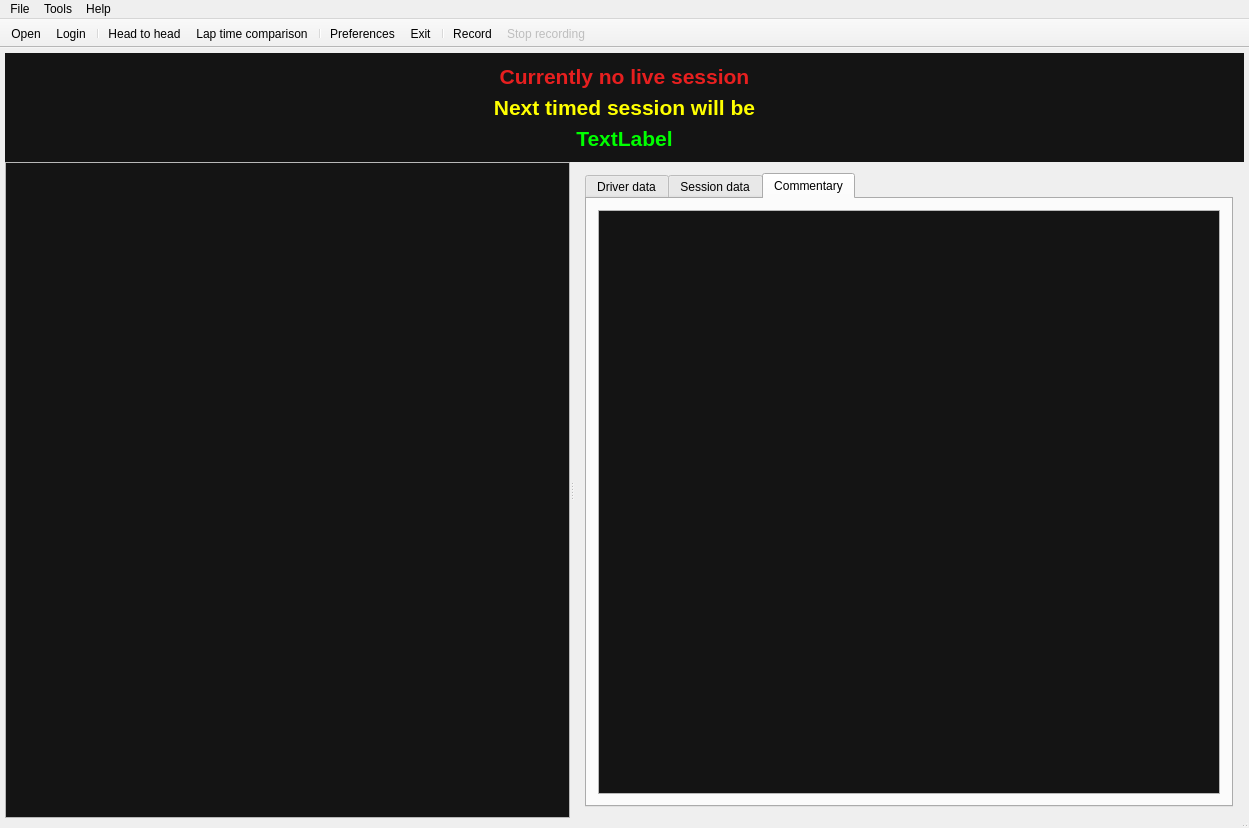
gronberg/f1lt, file ui/ltwindow.ui: the form before one commit.
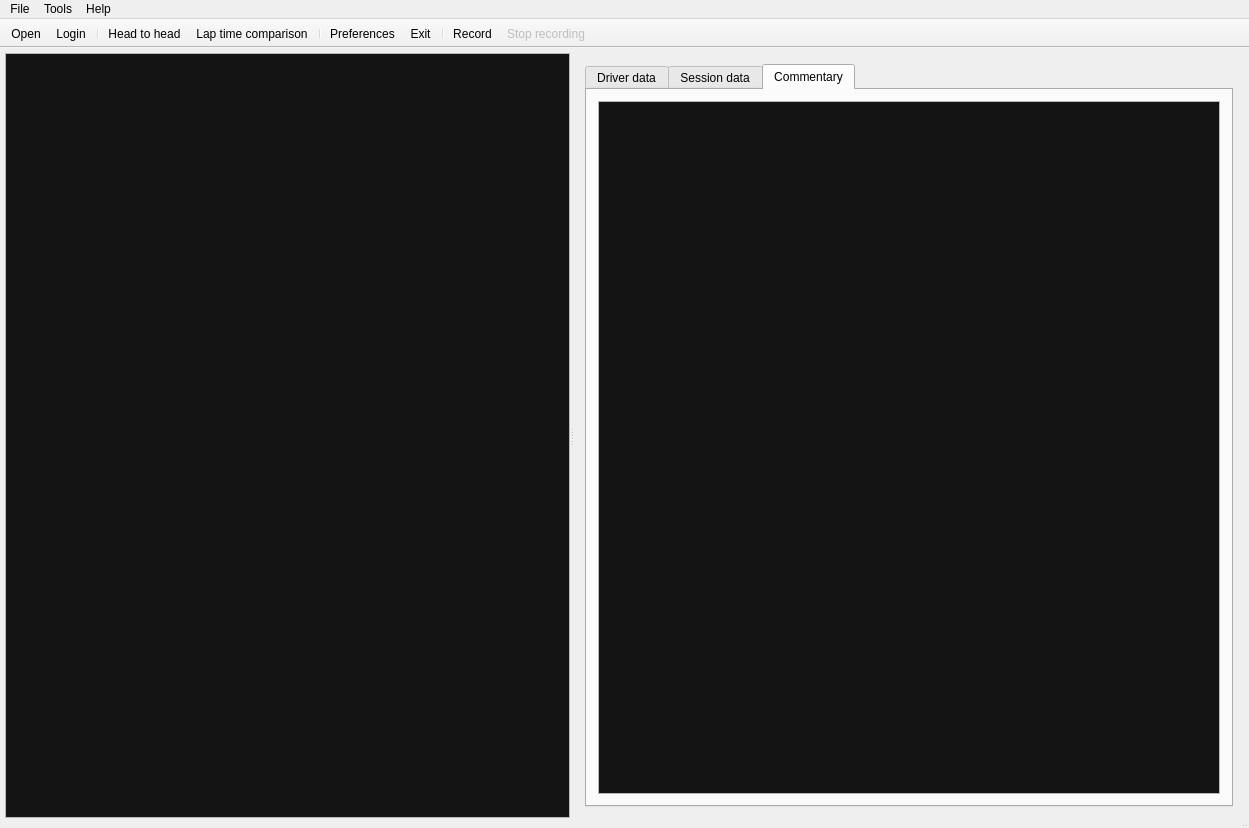
The form after the commit. Icons and pictures are not drawn. Custom widgets are drawn as their Qt base class.

Commit message: implemented: session board widget, auto-stop recording, getting time diffs after clicking on a driver, autoscaling event map, fixed lttablewidget issue with resizing (dissapearing data)

Diff of the .ui file:
```diff
--- a/ui/ltwindow.ui
+++ b/ui/ltwindow.ui
@@ -29,616 +29,13 @@
      <number>5</number>
     </property>
     <item>
-     <widget class="QWidget" name="messageBoardWidget" native="true">
-      <property name="palette">
-       <palette>
-        <active>
-         <colorrole role="WindowText">
-          <brush brushstyle="SolidPattern">
-           <color alpha="255">
-            <red>255</red>
-            <green>255</green>
-            <blue>255</blue>
-           </color>
-          </brush>
-         </colorrole>
-         <colorrole role="Button">
-          <brush brushstyle="SolidPattern">
-           <color alpha="255">
-            <red>20</red>
-            <green>20</green>
-            <blue>20</blue>
-           </color>
-          </brush>
-         </colorrole>
-         <colorrole role="Light">
-          <brush brushstyle="SolidPattern">
-           <color alpha="255">
-            <red>30</red>
-            <green>30</green>
-            <blue>30</blue>
-           </color>
-          </brush>
-         </colorrole>
-         <colorrole role="Midlight">
-          <brush brushstyle="SolidPattern">
-           <color alpha="255">
-            <red>25</red>
-            <green>25</green>
-            <blue>25</blue>
-           </color>
-          </brush>
-         </colorrole>
-         <colorrole role="Dark">
-          <brush brushstyle="SolidPattern">
-           <color alpha="255">
-            <red>10</red>
-            <green>10</green>
-            <blue>10</blue>
-           </color>
-          </brush>
-         </colorrole>
-         <colorrole role="Mid">
-          <brush brushstyle="SolidPattern">
-           <color alpha="255">
-            <red>13</red>
-            <green>13</green>
-            <blue>13</blue>
-           </color>
-          </brush>
-         </colorrole>
-         <colorrole role="Text">
-          <brush brushstyle="SolidPattern">
-           <color alpha="255">
-            <red>255</red>
-            <green>255</green>
-            <blue>255</blue>
-           </color>
-          </brush>
-         </colorrole>
-         <colorrole role="BrightText">
-          <brush brushstyle="SolidPattern">
-           <color alpha="255">
-            <red>255</red>
-            <green>255</green>
-            <blue>255</blue>
-           </color>
-          </brush>
-         </colorrole>
-         <colorrole role="ButtonText">
-          <brush brushstyle="SolidPattern">
-           <color alpha="255">
-            <red>255</red>
-            <green>255</green>
-            <blue>255</blue>
-           </color>
-          </brush>
-         </colorrole>
-         <colorrole role="Base">
-          <brush brushstyle="SolidPattern">
-           <color alpha="255">
-            <red>0</red>
-            <green>0</green>
-            <blue>0</blue>
-           </color>
-          </brush>
-         </colorrole>
-         <colorrole role="Window">
-          <brush brushstyle="SolidPattern">
-           <color alpha="255">
-            <red>20</red>
-            <green>20</green>
-            <blue>20</blue>
-           </color>
-          </brush>
-         </colorrole>
-         <colorrole role="Shadow">
-          <brush brushstyle="SolidPattern">
-           <color alpha="255">
-            <red>0</red>
-            <green>0</green>
-            <blue>0</blue>
-           </color>
-          </brush>
-         </colorrole>
-         <colorrole role="AlternateBase">
-          <brush brushstyle="SolidPattern">
-           <color alpha="255">
-            <red>10</red>
-            <green>10</green>
-            <blue>10</blue>
-           </color>
-          </brush>
-         </colorrole>
-         <colorrole role="ToolTipBase">
-          <brush brushstyle="SolidPattern">
-           <color alpha="255">
-            <red>255</red>
-            <green>255</green>
-            <blue>220</blue>
-           </color>
-          </brush>
-         </colorrole>
-         <colorrole role="ToolTipText">
-          <brush brushstyle="SolidPattern">
-           <color alpha="255">
-            <red>0</red>
-            <green>0</green>
-            <blue>0</blue>
-           </color>
-          </brush>
-         </colorrole>
-        </active>
-        <inactive>
-         <colorrole role="WindowText">
-          <brush brushstyle="SolidPattern">
-           <color alpha="255">
-            <red>255</red>
-            <green>255</green>
-            <blue>255</blue>
-           </color>
-          </brush>
-         </colorrole>
-         <colorrole role="Button">
-          <brush brushstyle="SolidPattern">
-           <color alpha="255">
-            <red>20</red>
-            <green>20</green>
-            <blue>20</blue>
-           </color>
-          </brush>
-         </colorrole>
-         <colorrole role="Light">
-          <brush brushstyle="SolidPattern">
-           <color alpha="255">
-            <red>30</red>
-            <green>30</green>
-            <blue>30</blue>
-           </color>
-          </brush>
-         </colorrole>
-         <colorrole role="Midlight">
-          <brush brushstyle="SolidPattern">
-           <color alpha="255">
-            <red>25</red>
-            <green>25</green>
-            <blue>25</blue>
-           </color>
-          </brush>
-         </colorrole>
-         <colorrole role="Dark">
-          <brush brushstyle="SolidPattern">
-           <color alpha="255">
-            <red>10</red>
-            <green>10</green>
-            <blue>10</blue>
-           </color>
-          </brush>
-         </colorrole>
-         <colorrole role="Mid">
-          <brush brushstyle="SolidPattern">
-           <color alpha="255">
-            <red>13</red>
-            <green>13</green>
-            <blue>13</blue>
-           </color>
-          </brush>
-         </colorrole>
-         <colorrole role="Text">
-          <brush brushstyle="SolidPattern">
-           <color alpha="255">
-            <red>255</red>
-            <green>255</green>
-            <blue>255</blue>
-           </color>
-          </brush>
-         </colorrole>
-         <colorrole role="BrightText">
-          <brush brushstyle="SolidPattern">
-           <color alpha="255">
-            <red>255</red>
-            <green>255</green>
-            <blue>255</blue>
-           </color>
-          </brush>
-         </colorrole>
-         <colorrole role="ButtonText">
-          <brush brushstyle="SolidPattern">
-           <color alpha="255">
-            <red>255</red>
-            <green>255</green>
-            <blue>255</blue>
-           </color>
-          </brush>
-         </colorrole>
-         <colorrole role="Base">
-          <brush brushstyle="SolidPattern">
-           <color alpha="255">
-            <red>0</red>
-            <green>0</green>
-            <blue>0</blue>
-           </color>
-          </brush>
-         </colorrole>
-         <colorrole role="Window">
-          <brush brushstyle="SolidPattern">
-           <color alpha="255">
-            <red>20</red>
-            <green>20</green>
-            <blue>20</blue>
-           </color>
-          </brush>
-         </colorrole>
-         <colorrole role="Shadow">
-          <brush brushstyle="SolidPattern">
-           <color alpha="255">
-            <red>0</red>
-            <green>0</green>
-            <blue>0</blue>
-           </color>
-          </brush>
-         </colorrole>
-         <colorrole role="AlternateBase">
-          <brush brushstyle="SolidPattern">
-           <color alpha="255">
-            <red>10</red>
-            <green>10</green>
-            <blue>10</blue>
-           </color>
-          </brush>
-         </colorrole>
-         <colorrole role="ToolTipBase">
-          <brush brushstyle="SolidPattern">
-           <color alpha="255">
-            <red>255</red>
-            <green>255</green>
-            <blue>220</blue>
-           </color>
-          </brush>
-         </colorrole>
-         <colorrole role="ToolTipText">
-          <brush brushstyle="SolidPattern">
-           <color alpha="255">
-            <red>0</red>
-            <green>0</green>
-            <blue>0</blue>
-           </color>
-          </brush>
-         </colorrole>
-        </inactive>
-        <disabled>
-         <colorrole role="WindowText">
-          <brush brushstyle="SolidPattern">
-           <color alpha="255">
-            <red>10</red>
-            <green>10</green>
-            <blue>10</blue>
-           </color>
-          </brush>
-         </colorrole>
-         <colorrole role="Button">
-          <brush brushstyle="SolidPattern">
-           <color alpha="255">
-            <red>20</red>
-            <green>20</green>
-            <blue>20</blue>
-           </color>
-          </brush>
-         </colorrole>
-         <colorrole role="Light">
-          <brush brushstyle="SolidPattern">
-           <color alpha="255">
-            <red>30</red>
-            <green>30</green>
-            <blue>30</blue>
-           </color>
-          </brush>
-         </colorrole>
-         <colorrole role="Midlight">
-          <brush brushstyle="SolidPattern">
-           <color alpha="255">
-            <red>25</red>
-            <green>25</green>
-            <blue>25</blue>
-           </color>
-          </brush>
-         </colorrole>
-         <colorrole role="Dark">
-          <brush brushstyle="SolidPattern">
-           <color alpha="255">
-            <red>10</red>
-            <green>10</green>
-            <blue>10</blue>
-           </color>
-          </brush>
-         </colorrole>
-         <colorrole role="Mid">
-          <brush brushstyle="SolidPattern">
-           <color alpha="255">
-            <red>13</red>
-            <green>13</green>
-            <blue>13</blue>
-           </color>
-          </brush>
-         </colorrole>
-         <colorrole role="Text">
-          <brush brushstyle="SolidPattern">
-           <color alpha="255">
-            <red>10</red>
-            <green>10</green>
-            <blue>10</blue>
-           </color>
-          </brush>
-         </colorrole>
-         <colorrole role="BrightText">
-          <brush brushstyle="SolidPattern">
-           <color alpha="255">
-            <red>255</red>
-            <green>255</green>
-            <blue>255</blue>
-           </color>
-          </brush>
-         </colorrole>
-         <colorrole role="ButtonText">
-          <brush brushstyle="SolidPattern">
-           <color alpha="255">
-            <red>10</red>
-            <green>10</green>
-            <blue>10</blue>
-           </color>
-          </brush>
-         </colorrole>
-         <colorrole role="Base">
-          <brush brushstyle="SolidPattern">
-           <color alpha="255">
-            <red>20</red>
-            <green>20</green>
-            <blue>20</blue>
-           </color>
-          </brush>
-         </colorrole>
-         <colorrole role="Window">
-          <brush brushstyle="SolidPattern">
-           <color alpha="255">
-            <red>20</red>
-            <green>20</green>
-            <blue>20</blue>
-           </color>
-          </brush>
-         </colorrole>
-         <colorrole role="Shadow">
-          <brush brushstyle="SolidPattern">
-           <color alpha="255">
-            <red>0</red>
-            <green>0</green>
-            <blue>0</blue>
-           </color>
-          </brush>
-         </colorrole>
-         <colorrole role="AlternateBase">
-          <brush brushstyle="SolidPattern">
-           <color alpha="255">
-            <red>20</red>
-            <green>20</green>
-            <blue>20</blue>
-           </color>
-          </brush>
-         </colorrole>
-         <colorrole role="ToolTipBase">
-          <brush brushstyle="SolidPattern">
-           <color alpha="255">
-            <red>255</red>
-            <green>255</green>
-            <blue>220</blue>
-           </color>
-          </brush>
-         </colorrole>
-         <colorrole role="ToolTipText">
-          <brush brushstyle="SolidPattern">
-           <color alpha="255">
-            <red>0</red>
-            <green>0</green>
-            <blue>0</blue>
-           </color>
-          </brush>
-         </colorrole>
-        </disabled>
-       </palette>
+     <widget class="NoSessionBoardWidget" name="messageBoardWidget" native="true">
+      <property name="sizePolicy">
+       <sizepolicy hsizetype="Expanding" vsizetype="Expanding">
+        <horstretch>0</horstretch>
+        <verstretch>0</verstretch>
+       </sizepolicy>
       </property>
-      <property name="autoFillBackground">
-       <bool>true</bool>
-      </property>
-      <layout class="QVBoxLayout" name="verticalLayout_6">
-       <item>
-        <widget class="QLabel" name="label">
-         <property name="palette">
-          <palette>
-           <active>
-            <colorrole role="WindowText">
-             <brush brushstyle="SolidPattern">
-              <color alpha="255">
-               <red>231</red>
-               <green>31</green>
-               <blue>31</blue>
-              </color>
-             </brush>
-            </colorrole>
-            <colorrole role="Text">
-             <brush brushstyle="SolidPattern">
-              <color alpha="255">
-               <red>255</red>
-               <green>255</green>
-               <blue>0</blue>
-              </color>
-             </brush>
-            </colorrole>
-           </active>
-           <inactive>
-            <colorrole role="WindowText">
-             <brush brushstyle="SolidPattern">
-              <color alpha="255">
-               <red>231</red>
-               <green>31</green>
-               <blue>31</blue>
-              </color>
-             </brush>
-            </colorrole>
-            <colorrole role="Text">
-             <brush brushstyle="SolidPattern">
-              <color alpha="255">
-               <red>255</red>
-               <green>255</green>
-               <blue>0</blue>
-              </color>
-             </brush>
-            </colorrole>
-           </inactive>
-           <disabled>
-            <colorrole role="WindowText">
-             <brush brushstyle="SolidPattern">
-              <color alpha="255">
-               <red>10</red>
-               <green>10</green>
-               <blue>10</blue>
-              </color>
-             </brush>
-            </colorrole>
-            <colorrole role="Text">
-             <brush brushstyle="SolidPattern">
-              <color alpha="255">
-               <red>10</red>
-               <green>10</green>
-               <blue>10</blue>
-              </color>
-             </brush>
-            </colorrole>
-           </disabled>
-          </palette>
-         </property>
-         <property name="font">
-          <font>
-           <pointsize>16</pointsize>
-           <weight>75</weight>
-           <bold>true</bold>
-          </font>
-         </property>
-         <property name="text">
-          <string>Currently no live session</string>
-         </property>
-         <property name="alignment">
-          <set>Qt::AlignCenter</set>
-         </property>
-        </widget>
-       </item>
-       <item>
-        <widget class="QLabel" name="label_2">
-         <property name="palette">
-          <palette>
-           <active>
-            <colorrole role="WindowText">
-             <brush brushstyle="SolidPattern">
-              <color alpha="255">
-               <red>255</red>
-               <green>255</green>
-               <blue>0</blue>
-              </color>
-             </brush>
-            </colorrole>
-           </active>
-           <inactive>
-            <colorrole role="WindowText">
-             <brush brushstyle="SolidPattern">
-              <color alpha="255">
-               <red>255</red>
-               <green>255</green>
-               <blue>0</blue>
-              </color>
-             </brush>
-            </colorrole>
-           </inactive>
-           <disabled>
-            <colorrole role="WindowText">
-             <brush brushstyle="SolidPattern">
-              <color alpha="255">
-               <red>10</red>
-               <green>10</green>
-               <blue>10</blue>
-              </color>
-             </brush>
-            </colorrole>
-           </disabled>
-          </palette>
-         </property>
-         <property name="font">
-          <font>
-           <pointsize>16</pointsize>
-           <weight>75</weight>
-           <bold>true</bold>
-          </font>
-         </property>
-         <property name="text">
-          <string>Next timed session will be</string>
-         </property>
-         <property name="alignment">
-          <set>Qt::AlignCenter</set>
-         </property>
-        </widget>
-       </item>
-       <item>
-        <widget class="QLabel" name="sessionLabel">
-         <property name="palette">
-          <palette>
-           <active>
-            <colorrole role="WindowText">
-             <brush brushstyle="SolidPattern">
-              <color alpha="255">
-               <red>0</red>
-               <green>255</green>
-               <blue>0</blue>
-              </color>
-             </brush>
-            </colorrole>
-           </active>
-           <inactive>
-            <colorrole role="WindowText">
-             <brush brushstyle="SolidPattern">
-              <color alpha="255">
-               <red>0</red>
-               <green>255</green>
-               <blue>0</blue>
-              </color>
-             </brush>
-            </colorrole>
-           </inactive>
-           <disabled>
-            <colorrole role="WindowText">
-             <brush brushstyle="SolidPattern">
-              <color alpha="255">
-               <red>10</red>
-               <green>10</green>
-               <blue>10</blue>
-              </color>
-             </brush>
-            </colorrole>
-           </disabled>
-          </palette>
-         </property>
-         <property name="font">
-          <font>
-           <pointsize>16</pointsize>
-           <weight>75</weight>
-           <bold>true</bold>
-          </font>
-         </property>
-         <property name="text">
-          <string>TextLabel</string>
-         </property>
-         <property name="alignment">
-          <set>Qt::AlignCenter</set>
-         </property>
-        </widget>
-       </item>
-      </layout>
      </widget>
     </item>
     <item>
@@ -1097,11 +494,11 @@
                <string>&lt;!DOCTYPE HTML PUBLIC &quot;-//W3C//DTD HTML 4.0//EN&quot; &quot;http://www.w3.org/TR/REC-html40/strict.dtd&quot;&gt;
 &lt;html&gt;&lt;head&gt;&lt;meta name=&quot;qrichtext&quot; content=&quot;1&quot; /&gt;&lt;style type=&quot;text/css&quot;&gt;
 p, li { white-space: pre-wrap; }
-&lt;/style&gt;&lt;/head&gt;&lt;body style=&quot; font-family:'Arial'; font-size:9pt; font-weight:400; font-style:normal;&quot;&gt;
-&lt;table style=&quot;-qt-table-type: root; margin-top:4px; margin-bottom:4px; margin-left:4px; margin-right:4px;&quot;&gt;
+&lt;/style&gt;&lt;/head&gt;&lt;body style=&quot; font-family:'Tahoma'; font-size:8pt; font-weight:400; font-style:normal;&quot;&gt;
+&lt;table border=&quot;0&quot; style=&quot;-qt-table-type: root; margin-top:4px; margin-bottom:4px; margin-left:4px; margin-right:4px;&quot;&gt;
 &lt;tr&gt;
 &lt;td style=&quot;border: none;&quot;&gt;
-&lt;p style=&quot; margin-top:0px; margin-bottom:0px; margin-left:0px; margin-right:0px; -qt-block-indent:0; text-indent:0px;&quot;&gt;&lt;span style=&quot; font-family:'Tahoma'; font-size:8pt;&quot;&gt;&lt;br /&gt;&lt;/span&gt;&lt;/p&gt;&lt;/td&gt;&lt;/tr&gt;&lt;/table&gt;&lt;/body&gt;&lt;/html&gt;</string>
+&lt;p style=&quot; margin-top:0px; margin-bottom:0px; margin-left:0px; margin-right:0px; -qt-block-indent:0; text-indent:0px;&quot;&gt;&lt;br /&gt;&lt;/p&gt;&lt;/td&gt;&lt;/tr&gt;&lt;/table&gt;&lt;/body&gt;&lt;/html&gt;</string>
               </property>
               <property name="textInteractionFlags">
                <set>Qt::TextSelectableByKeyboard|Qt::TextSelectableByMouse</set>
@@ -1319,6 +716,12 @@
    <header>eventstatuswidget.h</header>
    <container>1</container>
   </customwidget>
+  <customwidget>
+   <class>NoSessionBoardWidget</class>
+   <extends>QWidget</extends>
+   <header>nosessionboardwidget.h</header>
+   <container>1</container>
+  </customwidget>
  </customwidgets>
  <resources>
   <include location="../icons/icons.qrc"/>
```
Left out of the diff: 2 changed lines with no effect on the pictures. The commit also changes 25 other files.
